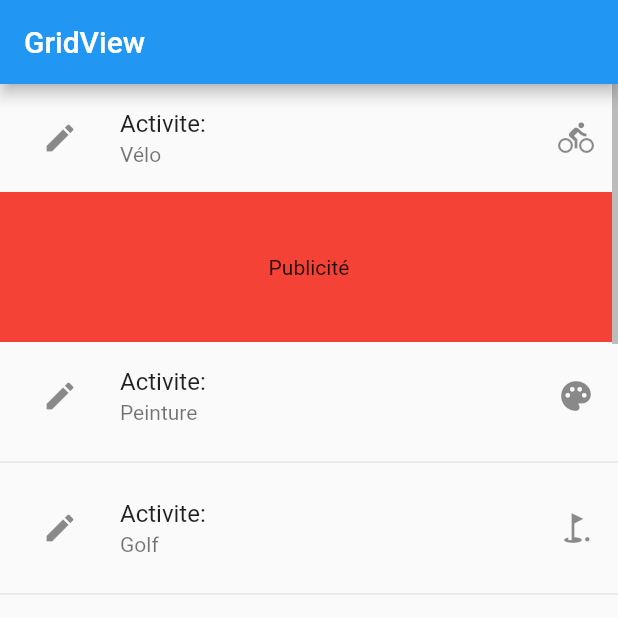
After one commit to fabienlierville/-flutter_ril21-2_scroll, a Flutter app: the screen it shows after launch, on a phone screen of 412 x 824 dp, the top half of it. The commit adds this screen. Run offline on Flutter 3.47's test engine with Material 2 defaults, Android fonts, the phone set to English and light mode, and no system bars.

Commit message:
GridView

```diff
--- a/lib/main.dart
+++ b/lib/main.dart
@@ -1,4 +1,5 @@
 import 'package:flutter/material.dart';
+import 'package:scroll/pages/page_grid_view.dart';
 import 'package:scroll/pages/page_list_view.dart';
 import 'package:scroll/pages/page_single_child_scroll.dart';
 
@@ -17,7 +18,7 @@ class MyApp extends StatelessWidget {
       theme: ThemeData(
         primarySwatch: Colors.blue,
       ),
-      home: const PageListView(),
+      home: const PageGridView(),
     );
   }
 }
--- /dev/null
+++ b/lib/pages/page_grid_view.dart
@@ -0,0 +1,151 @@
+import 'package:flutter/material.dart';
+import 'package:scroll/models/activite.dart';
+
+class PageGridView extends StatefulWidget {
+  const PageGridView({Key? key}) : super(key: key);
+
+  @override
+  _PageGridViewState createState() => _PageGridViewState();
+}
+
+class _PageGridViewState extends State<PageGridView> {
+  List<Activite> activites = [
+    Activite(nom: "Vélo", icone: Icons.directions_bike),
+    Activite(nom: "Peinture", icone: Icons.palette),
+    Activite(nom: "Golf", icone: Icons.golf_course),
+    Activite(nom: "Jeux", icone: Icons.gamepad),
+    Activite(nom: "Bricolage", icone: Icons.build),
+    Activite(nom: "Vélo", icone: Icons.directions_bike),
+    Activite(nom: "Peinture", icone: Icons.palette),
+    Activite(nom: "Golf", icone: Icons.golf_course),
+    Activite(nom: "Jeux", icone: Icons.gamepad),
+    Activite(nom: "Bricolage", icone: Icons.build),
+    Activite(nom: "Vélo", icone: Icons.directions_bike),
+    Activite(nom: "Peinture", icone: Icons.palette),
+    Activite(nom: "Golf", icone: Icons.golf_course),
+    Activite(nom: "Jeux", icone: Icons.gamepad),
+    Activite(nom: "Bricolage", icone: Icons.build),
+    Activite(nom: "Vélo", icone: Icons.directions_bike),
+    Activite(nom: "Peinture", icone: Icons.palette),
+    Activite(nom: "Golf", icone: Icons.golf_course),
+    Activite(nom: "Jeux", icone: Icons.gamepad),
+    Activite(nom: "Bricolage", icone: Icons.build),
+    Activite(nom: "Vélo", icone: Icons.directions_bike),
+    Activite(nom: "Peinture", icone: Icons.palette),
+    Activite(nom: "Golf", icone: Icons.golf_course),
+    Activite(nom: "Jeux", icone: Icons.gamepad),
+    Activite(nom: "Bricolage", icone: Icons.build),
+    Activite(nom: "Vélo", icone: Icons.directions_bike),
+    Activite(nom: "Peinture", icone: Icons.palette),
+    Activite(nom: "Golf", icone: Icons.golf_course),
+    Activite(nom: "Jeux", icone: Icons.gamepad),
+    Activite(nom: "Bricolage", icone: Icons.build),
+    Activite(nom: "Vélo", icone: Icons.directions_bike),
+    Activite(nom: "Peinture", icone: Icons.palette),
+    Activite(nom: "Golf", icone: Icons.golf_course),
+    Activite(nom: "Jeux", icone: Icons.gamepad),
+    Activite(nom: "Bricolage", icone: Icons.build),
+  ];
+
+  ScrollController activiteController = ScrollController();
+
+  @override
+  void initState() {
+    activiteController.addListener(suite);
+    super.initState();
+  }
+
+  void suite(){
+    print("Position = ${activiteController.position.pixels} | Taille Max = ${activiteController.position.maxScrollExtent}");
+
+    if(activiteController.position.pixels >= activiteController.position.maxScrollExtent * 0.95){
+      List<Activite> shuffleActivite = activites;
+      shuffleActivite.shuffle();
+
+      setState(() {
+        activites.add(shuffleActivite[0]);
+        activites.add(shuffleActivite[1]);
+        activites.add(shuffleActivite[2]);
+        activites.add(shuffleActivite[3]);
+        activites.add(shuffleActivite[4]);
+      });
+    }
+
+  }
+
+  @override
+  Widget build(BuildContext context) {
+    return Scaffold(
+      appBar: AppBar(
+        title: Text("GridView"),
+      ),
+      body: Center(
+        child: Scrollbar(
+          controller: activiteController,
+          isAlwaysShown: true,
+          child: ListView.separated(
+            itemCount: activites.length,
+            controller: activiteController,
+            separatorBuilder: (context, index){
+              if(index%10==0){
+                return Container(
+                  height: 100,
+                  color: Colors.red,
+                  child: Text("Publicité"),
+                  alignment: Alignment.center,
+                );
+              }
+              return Divider();
+
+            },
+            itemBuilder: (context, index){
+              Activite activite = activites[index];
+              return Dismissible(
+                key: Key(activite.nom),
+                onDismissed: (DismissDirection direction){
+                  print(direction);
+                  setState(() {
+                    activites.removeAt(index);
+                  });
+                  ScaffoldMessenger.of(context).showSnackBar(SnackBar(content: Text("${activite.nom} a bien été supprimée")));
+                },
+                background: Container(
+                  color: Colors.red,
+                  child: Row(
+                    children: [
+                      Icon(Icons.delete, color: Colors.white,),
+                      Text("Supprimer")
+                    ],
+                  ),
+                ),
+                secondaryBackground:Container(
+                  color: Colors.green,
+                  child: Row(
+                    mainAxisAlignment: MainAxisAlignment.end,
+                    children: [
+                      Text("Archiver"),
+                      Icon(Icons.folder, color: Colors.white,),
+                    ],
+                  ),
+                ) ,
+                child: ListTile(
+                  title: Text("Activite:"),
+                  subtitle: Text(activite.nom),
+                  trailing: Icon(activite.icone),
+                  leading: IconButton(
+                    icon: Icon(Icons.edit),
+                    onPressed: (){
+                      setState(() {
+                        activites[index].nom = "Toto";
+                      });
+                    },
+                  ),
+                ),
+              );
+            },
+          ),
+        ) ,
+      ),
+    );
+  }
+}
```
